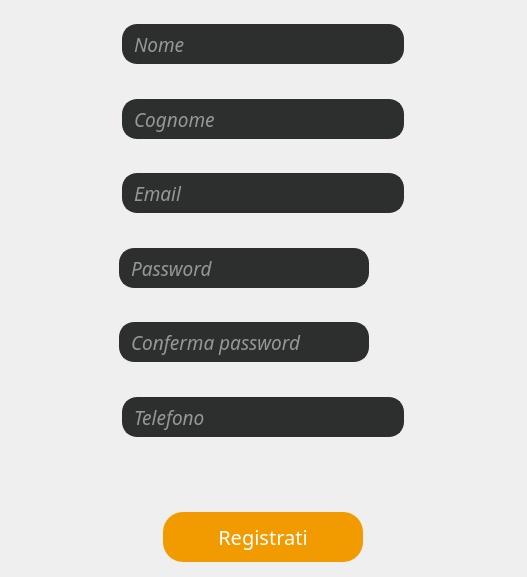
The window that projectIS/home/view/vistaregisterutente.ui (chritianchiappa/progetto_panificio) describes before a commit, drawn with Qt 5.
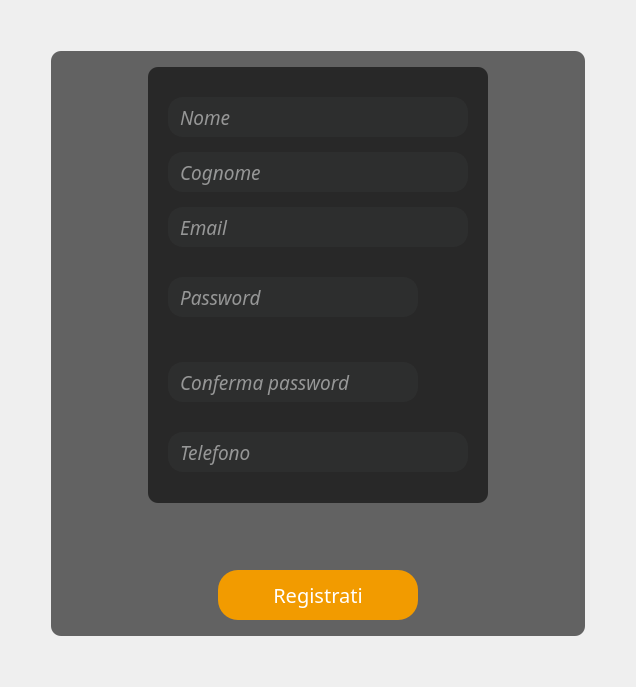
The same window after the commit. Icons and pictures are not drawn.

The edit to the form file:
```diff
--- a/projectIS/home/view/vistaregisterutente.ui
+++ b/projectIS/home/view/vistaregisterutente.ui
@@ -6,8 +6,8 @@
    <rect>
     <x>0</x>
     <y>0</y>
-    <width>527</width>
-    <height>577</height>
+    <width>636</width>
+    <height>687</height>
    </rect>
   </property>
   <property name="sizePolicy">
@@ -19,7 +19,7 @@
   <property name="minimumSize">
    <size>
     <width>500</width>
-    <height>550</height>
+    <height>600</height>
    </size>
   </property>
   <property name="windowTitle">
@@ -28,21 +28,25 @@
   <property name="styleSheet">
    <string notr="true">border:none</string>
   </property>
-  <layout class="QHBoxLayout" name="horizontalLayout">
-   <property name="leftMargin">
-    <number>50</number>
-   </property>
-   <property name="topMargin">
-    <number>0</number>
-   </property>
-   <property name="rightMargin">
-    <number>50</number>
-   </property>
-   <property name="bottomMargin">
-    <number>0</number>
-   </property>
-   <item>
-    <widget class="QFrame" name="frame_5">
+  <layout class="QGridLayout" name="gridLayout">
+   <item row="1" column="0">
+    <spacer name="horizontalSpacer">
+     <property name="orientation">
+      <enum>Qt::Horizontal</enum>
+     </property>
+     <property name="sizeType">
+      <enum>QSizePolicy::Fixed</enum>
+     </property>
+     <property name="sizeHint" stdset="0">
+      <size>
+       <width>40</width>
+       <height>40</height>
+      </size>
+     </property>
+    </spacer>
+   </item>
+   <item row="1" column="1">
+    <widget class="QFrame" name="frame">
      <property name="sizePolicy">
       <sizepolicy hsizetype="Expanding" vsizetype="Expanding">
        <horstretch>0</horstretch>
@@ -51,9 +55,64 @@
      </property>
      <property name="minimumSize">
       <size>
-       <width>300</width>
-       <height>100</height>
+       <width>400</width>
+       <height>500</height>
       </size>
+     </property>
+     <property name="autoFillBackground">
+      <bool>false</bool>
+     </property>
+     <property name="styleSheet">
+      <string notr="true">border-radius:10px;
+background:transparent;
+background-color: rgba(0,0,0,150)</string>
+     </property>
+     <property name="frameShape">
+      <enum>QFrame::StyledPanel</enum>
+     </property>
+     <property name="frameShadow">
+      <enum>QFrame::Sunken</enum>
+     </property>
+     <property name="lineWidth">
+      <number>3</number>
+     </property>
+     <layout class="QVBoxLayout" name="verticalLayout">
+      <item>
+       <spacer name="verticalSpacer_3">
+        <property name="orientation">
+         <enum>Qt::Vertical</enum>
+        </property>
+        <property name="sizeType">
+         <enum>QSizePolicy::Expanding</enum>
+        </property>
+        <property name="sizeHint" stdset="0">
+         <size>
+          <width>20</width>
+          <height>40</height>
+         </size>
+        </property>
+       </spacer>
+      </item>
+      <item>
+       <spacer name="verticalSpacer_6">
+        <property name="orientation">
+         <enum>Qt::Vertical</enum>
+        </property>
+        <property name="sizeHint" stdset="0">
+         <size>
+          <width>20</width>
+          <height>40</height>
+         </size>
+        </property>
+       </spacer>
+      </item>
+      <item alignment="Qt::AlignHCenter">
+       <widget class="QFrame" name="frame_2">
+        <property name="sizePolicy">
+         <sizepolicy hsizetype="Expanding" vsizetype="Expanding">
+          <horstretch>0</horstretch>
+          <verstretch>0</verstretch>
+         </sizepolicy>
      </property>
      <property name="frameShape">
       <enum>QFrame::StyledPanel</enum>
@@ -62,33 +121,28 @@
       <enum>QFrame::Raised</enum>
      </property>
      <layout class="QVBoxLayout" name="verticalLayout_2">
-      <property name="bottomMargin">
+         <property name="spacing">
        <number>15</number>
       </property>
-      <item alignment="Qt::AlignHCenter">
-       <widget class="QFrame" name="frame_13">
-        <property name="sizePolicy">
-         <sizepolicy hsizetype="Expanding" vsizetype="Expanding">
-          <horstretch>0</horstretch>
-          <verstretch>0</verstretch>
-         </sizepolicy>
-        </property>
-        <property name="minimumSize">
+         <property name="leftMargin">
+          <number>20</number>
+         </property>
+         <property name="rightMargin">
+          <number>20</number>
+         </property>
+         <item>
+          <spacer name="verticalSpacer_7">
+           <property name="orientation">
+            <enum>Qt::Vertical</enum>
+           </property>
+           <property name="sizeHint" stdset="0">
          <size>
-          <width>300</width>
-          <height>70</height>
-         </size>
-        </property>
-        <property name="styleSheet">
-         <string notr="true">background:none</string>
-        </property>
-        <property name="frameShape">
-         <enum>QFrame::StyledPanel</enum>
-        </property>
-        <property name="frameShadow">
-         <enum>QFrame::Raised</enum>
-        </property>
-        <layout class="QHBoxLayout" name="horizontalLayout_9">
+             <width>20</width>
+             <height>40</height>
+            </size>
+           </property>
+          </spacer>
+         </item>
          <item>
           <widget class="QLineEdit" name="textNome">
            <property name="sizePolicy">
@@ -134,33 +188,6 @@
            </property>
           </widget>
          </item>
-        </layout>
-       </widget>
-      </item>
-      <item alignment="Qt::AlignHCenter">
-       <widget class="QFrame" name="frame_11">
-        <property name="sizePolicy">
-         <sizepolicy hsizetype="Expanding" vsizetype="Expanding">
-          <horstretch>0</horstretch>
-          <verstretch>0</verstretch>
-         </sizepolicy>
-        </property>
-        <property name="minimumSize">
-         <size>
-          <width>300</width>
-          <height>70</height>
-         </size>
-        </property>
-        <property name="styleSheet">
-         <string notr="true">background:none</string>
-        </property>
-        <property name="frameShape">
-         <enum>QFrame::StyledPanel</enum>
-        </property>
-        <property name="frameShadow">
-         <enum>QFrame::Raised</enum>
-        </property>
-        <layout class="QHBoxLayout" name="horizontalLayout_7">
          <item>
           <widget class="QLineEdit" name="textCognome">
            <property name="sizePolicy">
@@ -206,33 +233,6 @@
            </property>
           </widget>
          </item>
-        </layout>
-       </widget>
-      </item>
-      <item alignment="Qt::AlignHCenter">
-       <widget class="QFrame" name="frame_4">
-        <property name="sizePolicy">
-         <sizepolicy hsizetype="Expanding" vsizetype="Expanding">
-          <horstretch>0</horstretch>
-          <verstretch>0</verstretch>
-         </sizepolicy>
-        </property>
-        <property name="minimumSize">
-         <size>
-          <width>300</width>
-          <height>70</height>
-         </size>
-        </property>
-        <property name="styleSheet">
-         <string notr="true">background:none</string>
-        </property>
-        <property name="frameShape">
-         <enum>QFrame::StyledPanel</enum>
-        </property>
-        <property name="frameShadow">
-         <enum>QFrame::Raised</enum>
-        </property>
-        <layout class="QHBoxLayout" name="horizontalLayout_3">
          <item>
           <widget class="QLineEdit" name="textEmail">
            <property name="sizePolicy">
@@ -278,11 +278,8 @@
            </property>
           </widget>
          </item>
-        </layout>
-       </widget>
-      </item>
-      <item alignment="Qt::AlignHCenter|Qt::AlignVCenter">
-       <widget class="QFrame" name="frame_3">
+         <item>
+          <widget class="QFrame" name="frame_4">
         <property name="sizePolicy">
          <sizepolicy hsizetype="Expanding" vsizetype="Expanding">
           <horstretch>0</horstretch>
@@ -296,7 +293,7 @@
          </size>
         </property>
         <property name="styleSheet">
-         <string notr="true">background:none;</string>
+            <string notr="true">background:none</string>
         </property>
         <property name="frameShape">
          <enum>QFrame::StyledPanel</enum>
@@ -304,8 +301,23 @@
         <property name="frameShadow">
          <enum>QFrame::Raised</enum>
         </property>
-        <layout class="QHBoxLayout" name="horizontalLayout_2">
-         <item>
+           <layout class="QHBoxLayout" name="horizontalLayout_3">
+            <property name="spacing">
+             <number>0</number>
+            </property>
+            <property name="leftMargin">
+             <number>0</number>
+            </property>
+            <property name="topMargin">
+             <number>0</number>
+            </property>
+            <property name="rightMargin">
+             <number>0</number>
+            </property>
+            <property name="bottomMargin">
+             <number>0</number>
+            </property>
+            <item alignment="Qt::AlignHCenter">
           <widget class="QLineEdit" name="textPassword">
            <property name="sizePolicy">
             <sizepolicy hsizetype="Expanding" vsizetype="Fixed">
@@ -391,8 +403,8 @@
         </layout>
        </widget>
       </item>
-      <item alignment="Qt::AlignHCenter">
-       <widget class="QFrame" name="frame_10">
+         <item>
+          <widget class="QFrame" name="frame_5">
         <property name="sizePolicy">
          <sizepolicy hsizetype="Expanding" vsizetype="Expanding">
           <horstretch>0</horstretch>
@@ -406,7 +418,7 @@
          </size>
         </property>
         <property name="styleSheet">
-         <string notr="true">background:none;</string>
+            <string notr="true">background:none</string>
         </property>
         <property name="frameShape">
          <enum>QFrame::StyledPanel</enum>
@@ -414,8 +426,23 @@
         <property name="frameShadow">
          <enum>QFrame::Raised</enum>
         </property>
-        <layout class="QHBoxLayout" name="horizontalLayout_6">
-         <item>
+           <layout class="QHBoxLayout" name="horizontalLayout_4">
+            <property name="spacing">
+             <number>0</number>
+            </property>
+            <property name="leftMargin">
+             <number>0</number>
+            </property>
+            <property name="topMargin">
+             <number>0</number>
+            </property>
+            <property name="rightMargin">
+             <number>0</number>
+            </property>
+            <property name="bottomMargin">
+             <number>0</number>
+            </property>
+            <item alignment="Qt::AlignHCenter">
           <widget class="QLineEdit" name="textCPassword">
            <property name="sizePolicy">
             <sizepolicy hsizetype="Expanding" vsizetype="Fixed">
@@ -454,9 +481,6 @@
 border:2px solid rgb(255, 148, 8);
 }</string>
            </property>
-           <property name="text">
-            <string/>
-           </property>
            <property name="maxLength">
             <number>100</number>
            </property>
@@ -504,30 +528,6 @@
         </layout>
        </widget>
       </item>
-      <item alignment="Qt::AlignHCenter">
-       <widget class="QFrame" name="frame_12">
-        <property name="sizePolicy">
-         <sizepolicy hsizetype="Expanding" vsizetype="Expanding">
-          <horstretch>0</horstretch>
-          <verstretch>0</verstretch>
-         </sizepolicy>
-        </property>
-        <property name="minimumSize">
-         <size>
-          <width>300</width>
-          <height>70</height>
-         </size>
-        </property>
-        <property name="styleSheet">
-         <string notr="true">background:none</string>
-        </property>
-        <property name="frameShape">
-         <enum>QFrame::StyledPanel</enum>
-        </property>
-        <property name="frameShadow">
-         <enum>QFrame::Raised</enum>
-        </property>
-        <layout class="QHBoxLayout" name="horizontalLayout_8">
          <item>
           <widget class="QLineEdit" name="textTelefono">
            <property name="sizePolicy">
@@ -573,13 +573,26 @@
            </property>
           </widget>
          </item>
+         <item>
+          <spacer name="verticalSpacer_8">
+           <property name="orientation">
+            <enum>Qt::Vertical</enum>
+           </property>
+           <property name="sizeHint" stdset="0">
+            <size>
+             <width>20</width>
+             <height>40</height>
+            </size>
+           </property>
+          </spacer>
+         </item>
         </layout>
        </widget>
       </item>
       <item alignment="Qt::AlignHCenter">
        <widget class="QLabel" name="error">
         <property name="sizePolicy">
-         <sizepolicy hsizetype="Fixed" vsizetype="Fixed">
+         <sizepolicy hsizetype="Expanding" vsizetype="Fixed">
           <horstretch>0</horstretch>
           <verstretch>0</verstretch>
          </sizepolicy>
@@ -593,7 +606,11 @@
         <property name="styleSheet">
          <string notr="true">font: 16pt &quot;American Typewriter&quot;;
 color:rgb(255, 37, 0);
-background:none;</string>
+background:none;
+</string>
+        </property>
+        <property name="lineWidth">
+         <number>2</number>
         </property>
         <property name="text">
          <string/>
@@ -601,10 +618,13 @@
         <property name="alignment">
          <set>Qt::AlignCenter</set>
         </property>
+        <property name="wordWrap">
+         <bool>false</bool>
+        </property>
        </widget>
       </item>
       <item>
-       <spacer name="verticalSpacer_4">
+       <spacer name="verticalSpacer_2">
         <property name="orientation">
          <enum>Qt::Vertical</enum>
         </property>
@@ -614,13 +634,13 @@
         <property name="sizeHint" stdset="0">
          <size>
           <width>20</width>
-          <height>15</height>
+          <height>20</height>
          </size>
         </property>
        </spacer>
       </item>
-      <item alignment="Qt::AlignHCenter|Qt::AlignVCenter">
-       <widget class="QPushButton" name="reg_cliente_button">
+      <item alignment="Qt::AlignHCenter">
+       <widget class="QPushButton" name="registrati_button">
         <property name="minimumSize">
          <size>
           <width>200</width>
@@ -666,9 +686,83 @@
         </property>
        </widget>
       </item>
+      <item>
+       <spacer name="verticalSpacer_4">
+        <property name="orientation">
+         <enum>Qt::Vertical</enum>
+        </property>
+        <property name="sizeHint" stdset="0">
+         <size>
+          <width>20</width>
+          <height>40</height>
+         </size>
+        </property>
+       </spacer>
+      </item>
+      <item>
+       <spacer name="verticalSpacer_9">
+        <property name="orientation">
+         <enum>Qt::Vertical</enum>
+        </property>
+        <property name="sizeHint" stdset="0">
+         <size>
+          <width>20</width>
+          <height>40</height>
+         </size>
+        </property>
+       </spacer>
+      </item>
      </layout>
     </widget>
    </item>
+   <item row="0" column="1">
+    <spacer name="verticalSpacer">
+     <property name="orientation">
+      <enum>Qt::Vertical</enum>
+     </property>
+     <property name="sizeType">
+      <enum>QSizePolicy::Fixed</enum>
+     </property>
+     <property name="sizeHint" stdset="0">
+      <size>
+       <width>20</width>
+       <height>40</height>
+      </size>
+     </property>
+    </spacer>
+   </item>
+   <item row="1" column="2">
+    <spacer name="horizontalSpacer_2">
+     <property name="orientation">
+      <enum>Qt::Horizontal</enum>
+     </property>
+     <property name="sizeType">
+      <enum>QSizePolicy::Fixed</enum>
+     </property>
+     <property name="sizeHint" stdset="0">
+      <size>
+       <width>40</width>
+       <height>40</height>
+      </size>
+     </property>
+    </spacer>
+   </item>
+   <item row="2" column="1">
+    <spacer name="verticalSpacer_5">
+     <property name="orientation">
+      <enum>Qt::Vertical</enum>
+     </property>
+     <property name="sizeType">
+      <enum>QSizePolicy::Fixed</enum>
+     </property>
+     <property name="sizeHint" stdset="0">
+      <size>
+       <width>20</width>
+       <height>40</height>
+      </size>
+     </property>
+    </spacer>
+   </item>
   </layout>
  </widget>
  <resources>
```
Lines whose indentation alone changed are shown as unchanged.
